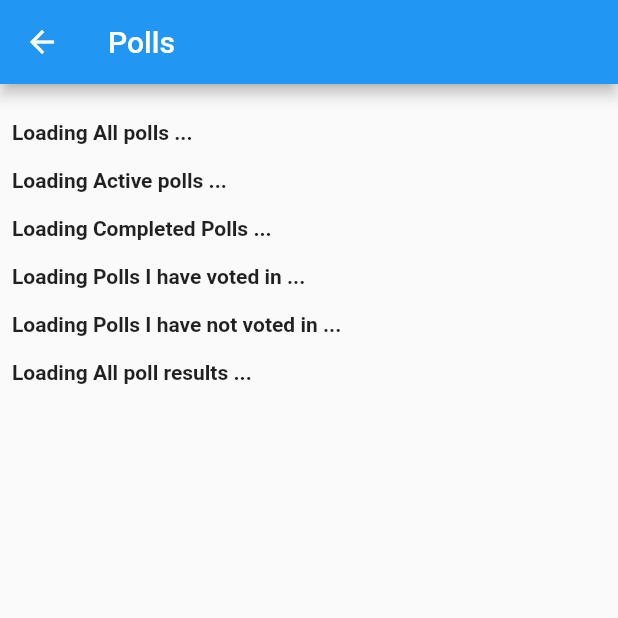
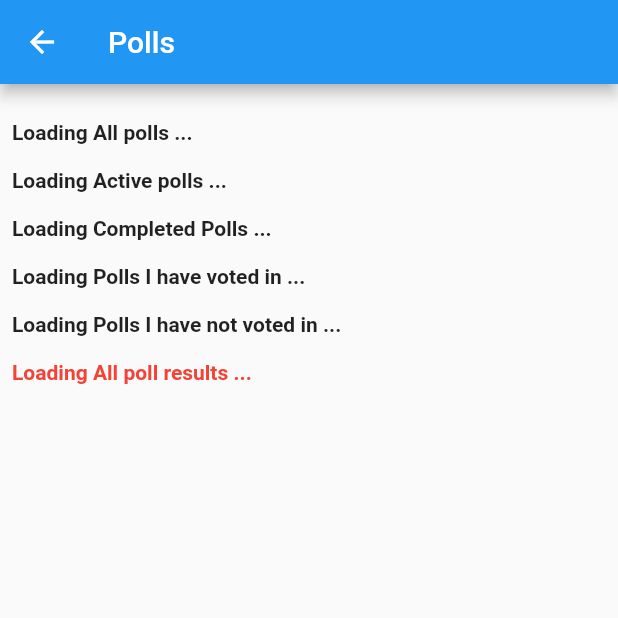
Before and after one commit to babihutan/flutter_rx_vote, a Flutter app: the PollsPage screen opened directly, on a phone screen of 412 x 824 dp, the top half of it. Run offline on Flutter 3.47's test engine with Material 2 defaults, Android fonts, the phone set to English and light mode, and no system bars; our stand-ins replace cloud_firestore, firebase_core, rxdart; accounts and stored records are empty.

Commit message:
live coding ready point #2

```diff
--- a/lib/polls/poll_results_list.dart
+++ b/lib/polls/poll_results_list.dart
@@ -18,7 +18,8 @@ class PollResultsList extends StatelessWidget {
             margin: const EdgeInsets.only(top: 16),
             child: Text(
               'Loading $title ...',
-              style: const TextStyle(fontWeight: FontWeight.w600),
+              style: const TextStyle(fontWeight: FontWeight.w600,
+                color:Colors.red),
             ),
           );
         }
@@ -84,7 +85,7 @@ class PollResultAnswer extends StatelessWidget {
                   Text(voter.name),
                 ],
               ),
-          ]),
+          ],),
     );
   }
 }
```
